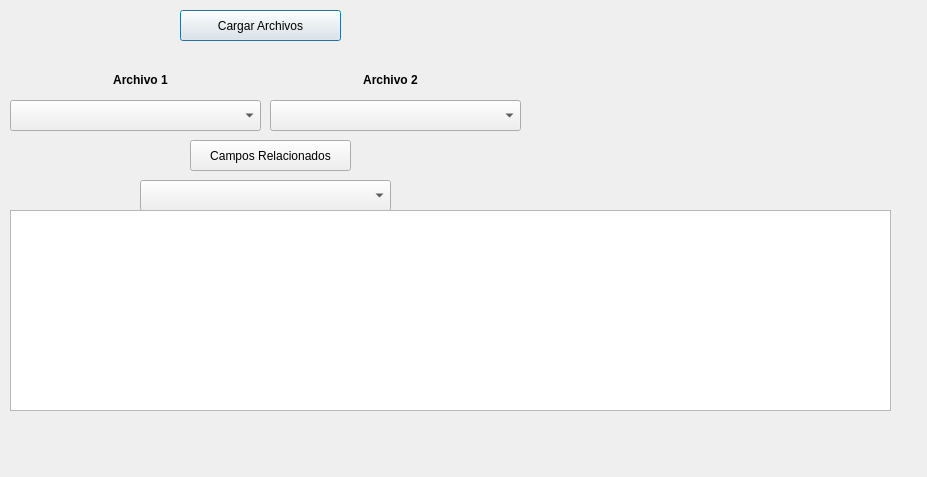
First picture: the form in cruzar.ui, repository Denisse23/ProyectoArchivos, before the edit.
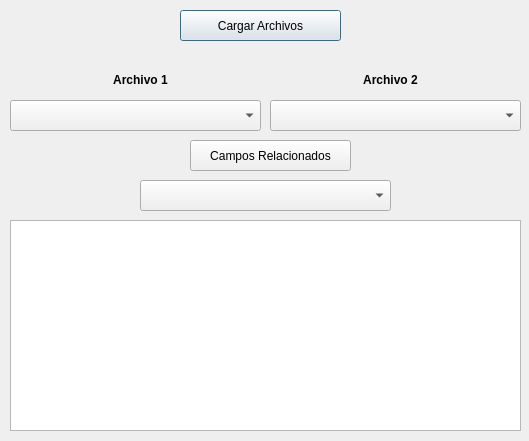
Second picture: the form after the edit.

What changed in the file:
```diff
--- a/cruzar.ui
+++ b/cruzar.ui
@@ -6,8 +6,8 @@
    <rect>
     <x>0</x>
     <y>0</y>
-    <width>927</width>
-    <height>477</height>
+    <width>529</width>
+    <height>441</height>
    </rect>
   </property>
   <property name="windowTitle">
@@ -86,9 +86,9 @@
    <property name="geometry">
     <rect>
      <x>10</x>
-     <y>210</y>
-     <width>881</width>
-     <height>201</height>
+     <y>220</y>
+     <width>511</width>
+     <height>211</height>
     </rect>
    </property>
   </widget>
```
